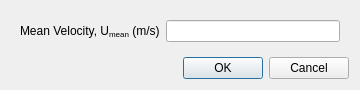
Qt form view/setup/boundary_conditions/open_channel_outlet_dialog.ui (nextfoam/baram) before a commit.
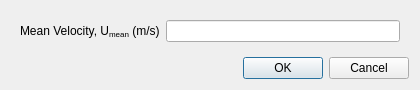
The same form after that commit.

Patch:
```diff
--- a/view/setup/boundary_conditions/open_channel_outlet_dialog.ui
+++ b/view/setup/boundary_conditions/open_channel_outlet_dialog.ui
@@ -6,13 +6,13 @@
    <rect>
     <x>0</x>
     <y>0</y>
-    <width>360</width>
+    <width>420</width>
     <height>88</height>
    </rect>
   </property>
   <property name="minimumSize">
    <size>
-    <width>360</width>
+    <width>420</width>
     <height>0</height>
    </size>
   </property>
```
